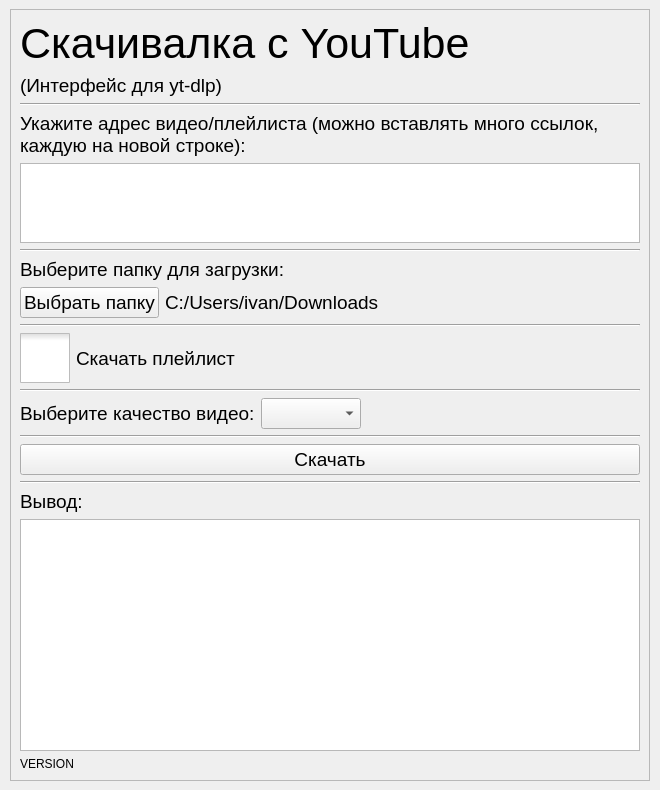
The window that ui/main.ui (SeryiBaran/yt-dlp-python-gui) describes before a commit, drawn with Qt 5.
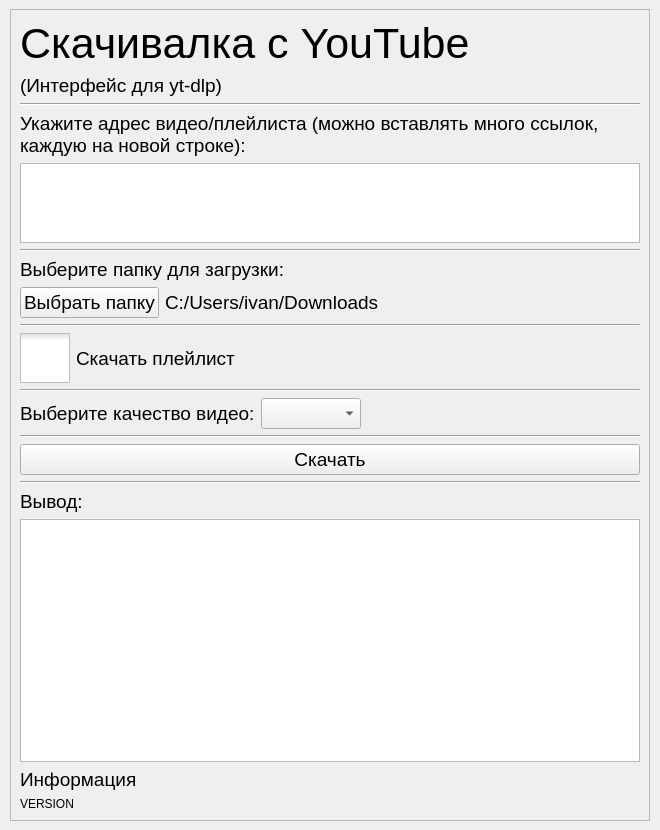
The same window after the commit. Icons and pictures are not drawn.

Diff of the .ui file:
```diff
--- a/ui/main.ui
+++ b/ui/main.ui
@@ -10,7 +10,7 @@
     <x>0</x>
     <y>0</y>
     <width>660</width>
-    <height>790</height>
+    <height>830</height>
    </rect>
   </property>
   <property name="font">
@@ -45,7 +45,7 @@
          <x>0</x>
          <y>0</y>
          <width>638</width>
-         <height>770</height>
+         <height>810</height>
         </rect>
        </property>
        <layout class="QVBoxLayout" name="verticalLayout_3">
@@ -266,6 +266,13 @@
           </property>
          </widget>
         </item>
+        <item>
+         <widget class="QLabel" name="label">
+          <property name="text">
+           <string>Информация</string>
+          </property>
+         </widget>
+        </item>
         <item>
          <widget class="QLabel" name="version_label">
           <property name="font">
```
